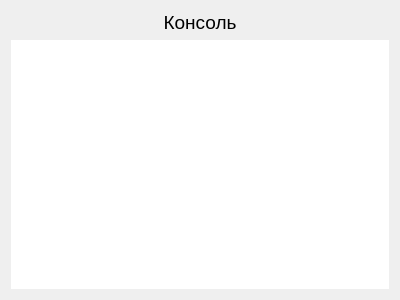
Before: the Qt Designer form KAMEditor/gui/smlconsoledialog.ui in Xtail96/SML, drawn with Qt 5.
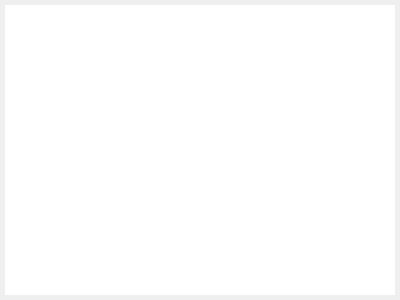
After: the same form once the commit is applied. Custom widgets are drawn as their Qt base class.

Commit message: Настроен внешний вид консоли

```diff
--- a/KAMEditor/gui/smlconsoledialog.ui
+++ b/KAMEditor/gui/smlconsoledialog.ui
@@ -14,22 +14,19 @@
    <string>Dialog</string>
   </property>
   <layout class="QGridLayout" name="gridLayout">
+   <property name="leftMargin">
+    <number>5</number>
+   </property>
+   <property name="topMargin">
+    <number>5</number>
+   </property>
+   <property name="rightMargin">
+    <number>5</number>
+   </property>
+   <property name="bottomMargin">
+    <number>5</number>
+   </property>
    <item row="0" column="0">
-    <widget class="QLabel" name="titleLabel">
-     <property name="font">
-      <font>
-       <pointsize>14</pointsize>
-      </font>
-     </property>
-     <property name="text">
-      <string>Консоль</string>
-     </property>
-     <property name="alignment">
-      <set>Qt::AlignCenter</set>
-     </property>
-    </widget>
-   </item>
-   <item row="1" column="0">
     <widget class="Console" name="consolePlainTextEdit">
      <property name="frameShape">
       <enum>QFrame::NoFrame</enum>
```
Left out of the diff: 2 changed lines with no effect on the pictures. The commit also changes 2 other files.
